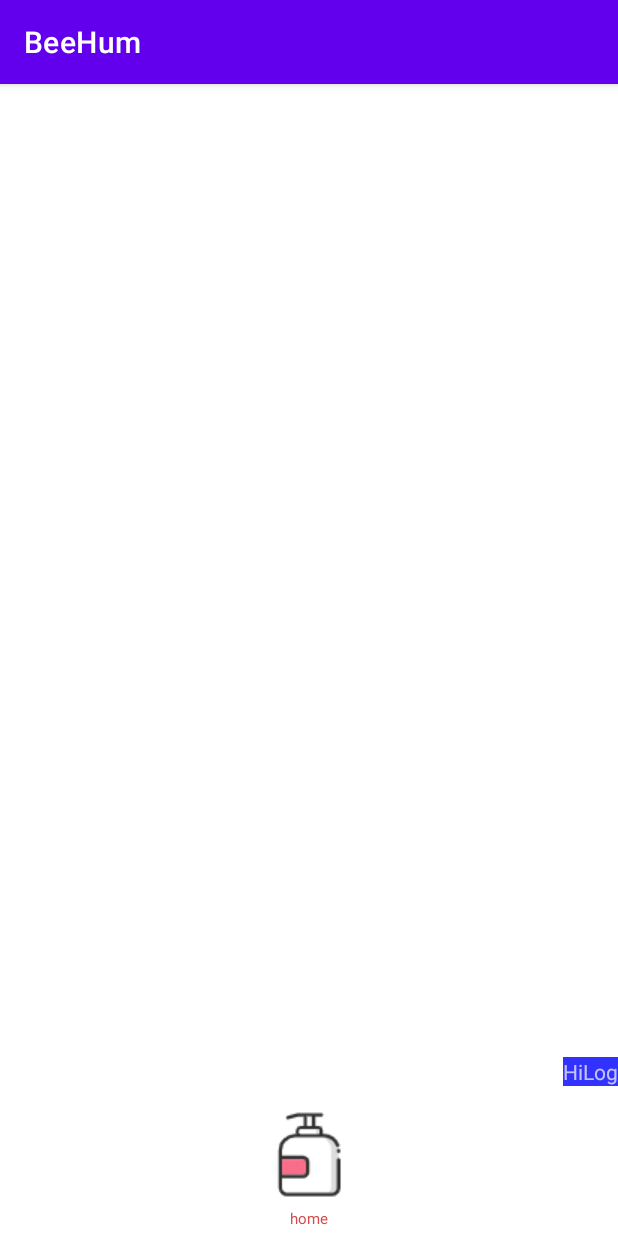
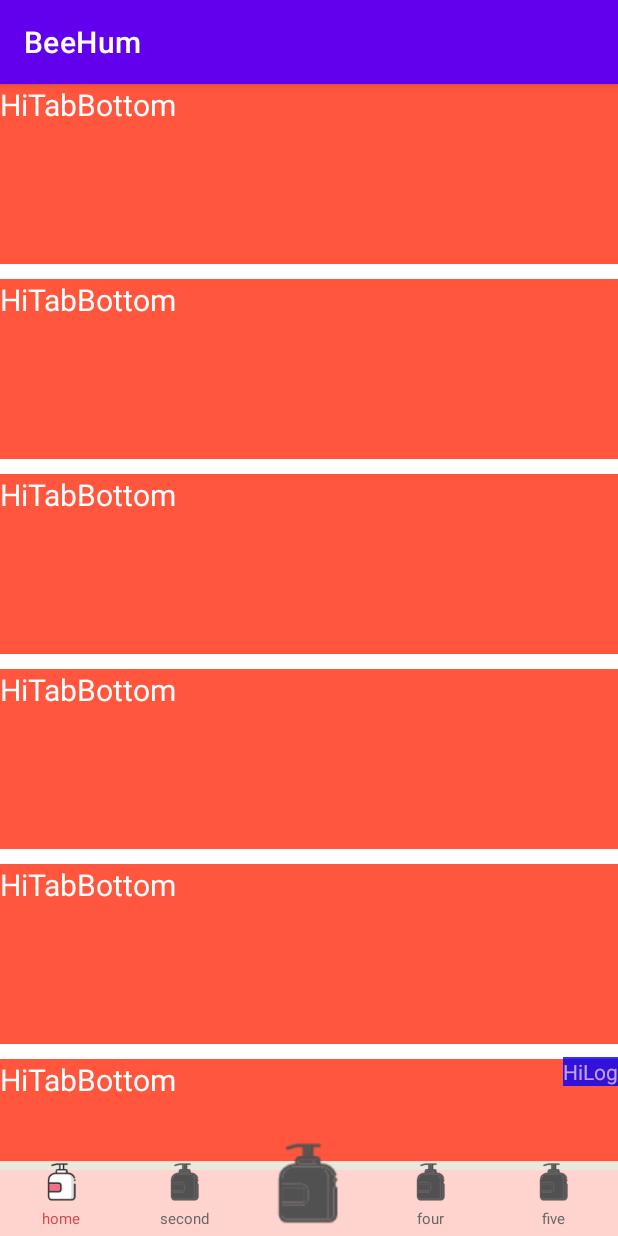
Before and after one commit to onebee/BeeHum, an Android app: the screen it shows after launch (MainActivity), on a phone screen of 412 x 824 dp. Run offline under Robolectric (Android 15) with nearby library versions, the phone set to English and light mode, and no system bars.

Commit message:
add HiTabBottomLayout

```diff
--- a/app/src/main/java/com/one/bee/MainActivity.kt
+++ b/app/src/main/java/com/one/bee/MainActivity.kt
@@ -1,13 +1,9 @@
 package com.one.bee
 
-import android.content.res.Resources
-import android.graphics.Bitmap
 import android.graphics.BitmapFactory
+import android.os.Bundle
+import android.widget.Toast
 import androidx.appcompat.app.AppCompatActivity
-import android.os.Bundle
-import android.widget.EditText
-import androidx.core.widget.addTextChangedListener
-import com.one.library.log.HiLog
 import com.one.library.log.HiLogManager
 import com.one.library.log.HiViewPrinter
 import com.one.library.util.HiDisplayUtil
@@ -29,20 +25,67 @@ class MainActivity : AppCompatActivity() {
 
         val b1 = BitmapFactory.decodeResource(resources, R.drawable.home_default)
         val b2 = BitmapFactory.decodeResource(resources, R.drawable.home_selected)
-        val hiTabBottomInfo = HiTabBottomInfo<String>(
+        val home = HiTabBottomInfo<String>(
             "home",
+            b1,
             b2,
-            b1,
+            "#ff656667",
             "#ffd44949",
-            "#ff656667",
+
+            )
 
 
+        val second = HiTabBottomInfo<String>(
+            "second",
+            b1,
+            b2,
+            "#ff656667",
+            "#ffd44949",
+
+            )
+
+        val third = HiTabBottomInfo<String>(
+            "third",
+            b1,
+            b2,
+            "#ff656667",
+            "#ffd44949",
+
+            )
+        val four = HiTabBottomInfo<String>(
+            "four",
+            b1,
+            b2,
+            "#ff656667",
+            "#ffd44949",
         )
 
-        tab_bottom.setHiTabInfo(hiTabBottomInfo)
+        val five = HiTabBottomInfo<String>(
+            "five",
+            b1,
+            b2,
+            "#ff656667",
+            "#ffd44949",
+        )
 
+        val list = mutableListOf<HiTabBottomInfo<*>>()
+        list.add(home)
+        list.add(second)
+        list.add(third)
+        list.add(four)
+        list.add(five)
 
+        tab_layout.setTabAlpha(0.75f)
+        tab_layout.inflateInfo(list)
 
+        tab_layout.addTabSelectedChangeListener { index, prevInfo, nextInfo ->
 
+//            Toast.makeText(this@MainActivity, ""+nextInfo!!.name, Toast.LENGTH_SHORT).show()
+        }
+        tab_layout.defaultSelected(home)
+
+        tab_layout.findTab(third).apply {
+            resetHeight(HiDisplayUtil.dp2px(65f))
+        }
     }
 }
--- a/app/src/main/res/layout/activity_main.xml
+++ b/app/src/main/res/layout/activity_main.xml
@@ -1,16 +1,95 @@
 <?xml version="1.0" encoding="utf-8"?>
-<androidx.constraintlayout.widget.ConstraintLayout xmlns:android="http://schemas.android.com/apk/res/android"
+<com.one.ui.tab.bottom.HiTabBottomLayout xmlns:android="http://schemas.android.com/apk/res/android"
     xmlns:app="http://schemas.android.com/apk/res-auto"
     xmlns:tools="http://schemas.android.com/tools"
+    android:id="@+id/tab_layout"
     android:layout_width="match_parent"
     android:layout_height="match_parent"
     tools:context=".MainActivity">
 
-    <com.one.ui.tab.bottom.HiTabBottom
-        android:id="@+id/tab_bottom"
-        android:layout_width="wrap_content"
-        android:layout_height="wrap_content"
-        app:layout_constraintBottom_toBottomOf="parent"
-        app:layout_constraintTop_toTopOf="parent" />
 
-</androidx.constraintlayout.widget.ConstraintLayout>
+    <ScrollView
+        android:layout_width="match_parent"
+        android:layout_height="match_parent">
+
+        <LinearLayout
+            android:layout_width="match_parent"
+            android:layout_height="wrap_content"
+            android:orientation="vertical">
+
+            <TextView
+                android:layout_width="match_parent"
+                android:layout_height="120dp"
+                android:layout_marginBottom="10dp"
+                android:background="#ff563d"
+                android:text="HiTabBottom"
+                android:textColor="@android:color/white"
+                android:textSize="20dp" />
+
+            <TextView
+                android:layout_width="match_parent"
+                android:layout_height="120dp"
+                android:layout_marginBottom="10dp"
+                android:background="#ff563d"
+                android:text="HiTabBottom"
+                android:textColor="@android:color/white"
+                android:textSize="20dp" />
+
+            <TextView
+                android:layout_width="match_parent"
+                android:layout_height="120dp"
+                android:layout_marginBottom="10dp"
+                android:background="#ff563d"
+                android:text="HiTabBottom"
+                android:textColor="@android:color/white"
+                android:textSize="20dp" />
+
+            <TextView
+                android:layout_width="match_parent"
+                android:layout_height="120dp"
+                android:layout_marginBottom="10dp"
+                android:background="#ff563d"
+                android:text="HiTabBottom"
+                android:textColor="@android:color/white"
+                android:textSize="20dp" />
+
+            <TextView
+                android:layout_width="match_parent"
+                android:layout_height="120dp"
+                android:layout_marginBottom="10dp"
+                android:background="#ff563d"
+                android:text="HiTabBottom"
+                android:textColor="@android:color/white"
+                android:textSize="20dp" />
+
+            <TextView
+                android:layout_width="match_parent"
+                android:layout_height="120dp"
+                android:layout_marginBottom="10dp"
+                android:background="#ff563d"
+                android:text="HiTabBottom"
+                android:textColor="@android:color/white"
+                android:textSize="20dp" />
+
+            <TextView
+                android:layout_width="match_parent"
+                android:layout_height="120dp"
+                android:layout_marginBottom="10dp"
+                android:background="#ff563d"
+                android:text="HiTabBottom"
+                android:textColor="@android:color/white"
+                android:textSize="20dp" />
+
+            <TextView
+                android:layout_width="match_parent"
+                android:layout_height="120dp"
+                android:layout_marginBottom="10dp"
+                android:background="#ff563d"
+                android:text="HiTabBottom"
+                android:textColor="@android:color/white"
+                android:textSize="20dp" />
+        </LinearLayout>
+
+    </ScrollView>
+
+</com.one.ui.tab.bottom.HiTabBottomLayout>
--- /dev/null
+++ b/hi-library/src/main/java/com/one/library/util/HiViewUtil.java
@@ -0,0 +1,95 @@
+package com.one.library.util;
+
+import android.app.Activity;
+import android.app.ActivityManager;
+import android.app.Application;
+import android.content.Context;
+import android.content.ContextWrapper;
+import android.content.res.Configuration;
+import android.os.Build;
+import android.os.Process;
+import android.view.View;
+import android.view.ViewGroup;
+
+import java.util.ArrayDeque;
+import java.util.Deque;
+import java.util.List;
+
+import androidx.annotation.Nullable;
+
+/**
+ * @author diaokaibin@gmail.com on 2021/11/11.
+ */
+public class HiViewUtil {
+
+    /**
+     * 获取指定类型的子View
+     *
+     * @param group viewGroup
+     * @param cls   如：RecyclerView.class
+     * @param <T>
+     * @return 指定类型的View
+     */
+    public static <T> T findTypeView(@Nullable ViewGroup group, Class<T> cls) {
+        if (group == null) {
+            return null;
+        }
+        Deque<View> deque = new ArrayDeque<>();
+        deque.add(group);
+        while (!deque.isEmpty()) {
+            View node = deque.removeFirst();
+            if (cls.isInstance(node)) {
+                return cls.cast(node);
+            } else if (node instanceof ViewGroup) {
+                ViewGroup container = (ViewGroup) node;
+                for (int i = 0, count = container.getChildCount(); i < count; i++) {
+                    deque.add(container.getChildAt(i));
+                }
+            }
+        }
+        return null;
+    }
+
+
+    public static boolean isActivityDestroyed(Context context) {
+        Activity activity = findActivity(context);
+        if (activity != null) {
+            if (Build.VERSION.SDK_INT >= Build.VERSION_CODES.JELLY_BEAN_MR1) {
+                return activity.isDestroyed() || activity.isFinishing();
+            }
+
+            return activity.isFinishing();
+        }
+
+        return true;
+    }
+
+    public static Activity findActivity(Context context) {
+        //怎么判断context 是不是activity 类型的
+        if (context instanceof Activity) return (Activity) context;
+        else if (context instanceof ContextWrapper) {
+            return findActivity(((ContextWrapper) context).getBaseContext());
+        }
+        return null;
+    }
+
+
+    //检测是否是浅色主题
+    public static boolean lightMode() {
+        int mode = AppGlobals.INSTANCE.get().getResources().getConfiguration().uiMode & Configuration.UI_MODE_NIGHT_MASK;
+        return mode == Configuration.UI_MODE_NIGHT_NO;
+    }
+
+
+    public static boolean inMainProcess(Application application) {
+        int myPid = Process.myPid();
+        ActivityManager activityManager = (ActivityManager) application.getSystemService(Context.ACTIVITY_SERVICE);
+        List<ActivityManager.RunningAppProcessInfo> runningAppProcesses = activityManager.getRunningAppProcesses();
+        for (ActivityManager.RunningAppProcessInfo process : runningAppProcesses) {
+            if (process.processName.equals(application.getPackageName())) {
+                return true;
+            }
+        }
+        return false;
+    }
+}
--- a/hi-ui/src/main/java/com/one/ui/tab/bottom/HiTabBottom.java
+++ b/hi-ui/src/main/java/com/one/ui/tab/bottom/HiTabBottom.java
@@ -9,6 +9,7 @@ import android.widget.ImageView;
 import android.widget.RelativeLayout;
 import android.widget.TextView;
 
+import com.one.library.log.HiLog;
 import com.one.ui.R;
 import com.one.ui.tab.common.IHiTab;
 
@@ -90,7 +91,8 @@ public class HiTabBottom extends RelativeLayout implements IHiTab<HiTabBottomInf
 
     @Override
     public void onTabSelectedChange(int index, @Nullable HiTabBottomInfo<?> prevInfo, @Nullable HiTabBottomInfo<?> nextInfo) {
-        if (prevInfo != tabInfo && nextInfo != tabInfo && prevInfo == nextInfo) {
+        HiLog.i("click index " + index );
+        if (prevInfo != tabInfo && nextInfo != tabInfo || prevInfo == nextInfo) {
             return;
         }
 
--- a/hi-ui/src/main/java/com/one/ui/tab/bottom/HiTabBottomLayout.java
+++ b/hi-ui/src/main/java/com/one/ui/tab/bottom/HiTabBottomLayout.java
@@ -7,9 +7,12 @@ import android.view.Gravity;
 import android.view.LayoutInflater;
 import android.view.View;
 import android.view.ViewGroup;
+import android.widget.AbsListView;
 import android.widget.FrameLayout;
+import android.widget.ScrollView;
 
 import com.one.library.util.HiDisplayUtil;
+import com.one.library.util.HiViewUtil;
 import com.one.ui.R;
 import com.one.ui.tab.common.IHiTabLayout;
 
@@ -19,17 +22,18 @@ import java.util.List;
 
 import androidx.annotation.NonNull;
 import androidx.annotation.Nullable;
+import androidx.recyclerview.widget.RecyclerView;
 
 /**
  * @author diaokaibin@gmail.com on 2021/11/11.
  */
 public class HiTabBottomLayout extends FrameLayout implements IHiTabLayout<HiTabBottom, HiTabBottomInfo<?>> {
 
-    private List<OnTabSelectedListener<HiTabBottomInfo<?>>> tabSelectedListeners = new ArrayList<>();
+    private final List<OnTabSelectedListener<HiTabBottomInfo<?>>> tabSelectedListeners = new ArrayList<>();
     private HiTabBottomInfo<?> selectedInfo;
     private float bottomAlpha = 1f;
     private float tabBottomHeight = 50;
-    private float bottomLineHeight = 0.5f;
+    private float bottomLineHeight = 5.5f;
     private String bottomLineColor = "#def0e1";
     private List<HiTabBottomInfo<?>> infoList;
 
@@ -52,11 +56,11 @@ public class HiTabBottomLayout extends FrameLayout implements IHiTabLayout<HiTab
     }
 
     public HiTabBottomLayout(@NonNull Context context) {
-        super(context);
+        this(context, null);
     }
 
     public HiTabBottomLayout(@NonNull Context context, @Nullable AttributeSet attrs) {
-        super(context, attrs);
+        this(context, attrs, 0);
     }
 
     public HiTabBottomLayout(@NonNull Context context, @Nullable AttributeSet attrs, int defStyleAttr) {
@@ -98,7 +102,7 @@ public class HiTabBottomLayout extends FrameLayout implements IHiTabLayout<HiTab
         }
         this.infoList = infoList;
         // 移除之前已经添加的View
-        for (int i = getChildCount() - 1; i > 0; i++) {
+        for (int i = getChildCount() - 1; i > 0; i--) {
             removeViewAt(i);
         }
         selectedInfo = null;
@@ -130,12 +134,7 @@ public class HiTabBottomLayout extends FrameLayout implements IHiTabLayout<HiTab
             tabBottom.setHiTabInfo(info);
             ll.addView(tabBottom, params);
 
-            tabBottom.setOnClickListener(new OnClickListener() {
-                @Override
-                public void onClick(View v) {
-                    onSelected(info);
-                }
-            });
+            tabBottom.setOnClickListener(v -> onSelected(info));
 
         }
 
@@ -144,7 +143,7 @@ public class HiTabBottomLayout extends FrameLayout implements IHiTabLayout<HiTab
 
         addBottomLine();
         addView(ll, flParams);
-
+        fixContentView();
     }
 
     private void addBottomLine() {
@@ -160,8 +159,8 @@ public class HiTabBottomLayout extends FrameLayout implements IHiTabLayout<HiTab
 
         bottomLineParams.gravity = Gravity.BOTTOM;
         bottomLineParams.bottomMargin = HiDisplayUtil.dp2px(tabBottomHeight - bottomLineHeight, getResources());
+        addView(bottomLine, bottomLineParams);
         bottomLine.setAlpha(bottomAlpha);
-        addView(bottomLine, bottomLineParams);
 
     }
 
@@ -178,7 +177,28 @@ public class HiTabBottomLayout extends FrameLayout implements IHiTabLayout<HiTab
                 HiDisplayUtil.dp2px(tabBottomHeight)
         );
         params.gravity = Gravity.BOTTOM;
+        addView(view, params);
         view.setAlpha(bottomAlpha);
-        addView(view, params);
+    }
+
+    /**
+     * 修复内容区域的底部 Padding
+     */
+    private void fixContentView() {
+        if (!(getChildAt(0) instanceof ViewGroup)) {
+            return;
+        }
+        ViewGroup rootView = (ViewGroup) getChildAt(0);
+        ViewGroup targetView = HiViewUtil.findTypeView(rootView, RecyclerView.class);
+        if (targetView == null) {
+            targetView = HiViewUtil.findTypeView(rootView, ScrollView.class);
+        }
+        if (targetView == null) {
+            targetView = HiViewUtil.findTypeView(rootView, AbsListView.class);
+        }
+        if (targetView != null) {
+            targetView.setPadding(0, 0, 0, HiDisplayUtil.dp2px(tabBottomHeight, getResources()));
+            targetView.setClipToPadding(false);
+        }
     }
 }
```
